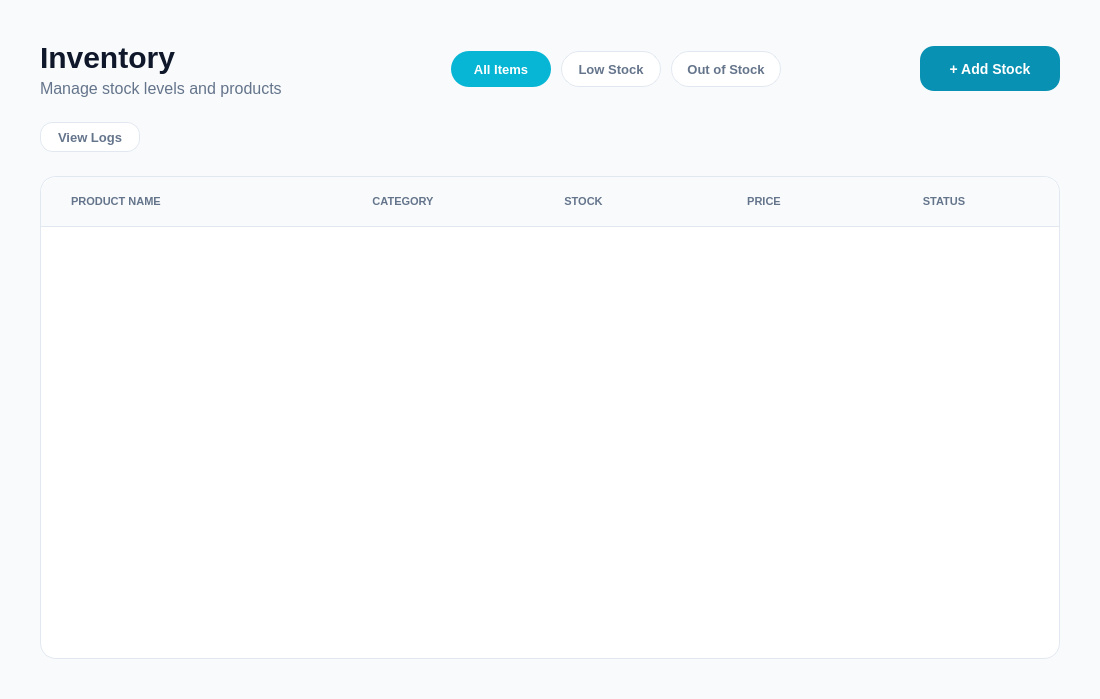
The window that views/inventory_window.ui (hiroluv/ShelfSync_POS) describes before a commit, drawn with Qt 5.
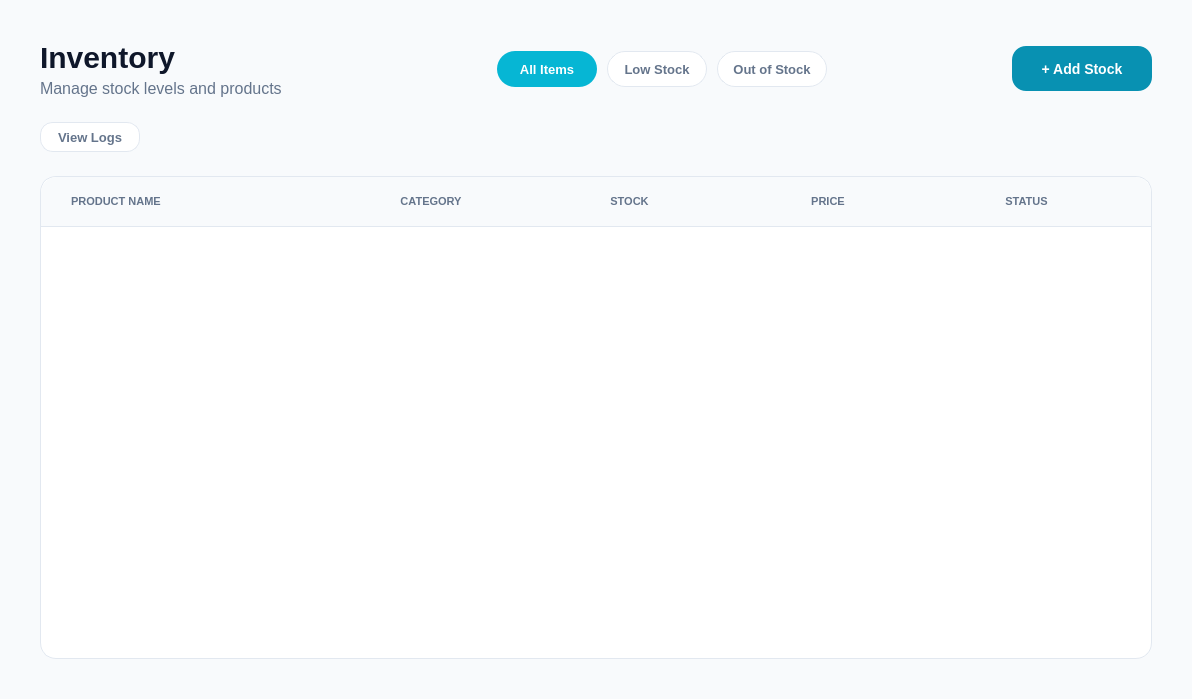
The same window after the commit.

What changed in the file:
```diff
--- a/views/inventory_window.ui
+++ b/views/inventory_window.ui
@@ -6,7 +6,7 @@
    <rect>
     <x>0</x>
     <y>0</y>
-    <width>1100</width>
+    <width>1192</width>
     <height>699</height>
    </rect>
   </property>
@@ -383,7 +383,7 @@
           <rect>
            <x>0</x>
            <y>0</y>
-           <width>1018</width>
+           <width>1110</width>
            <height>400</height>
           </rect>
          </property>
```
